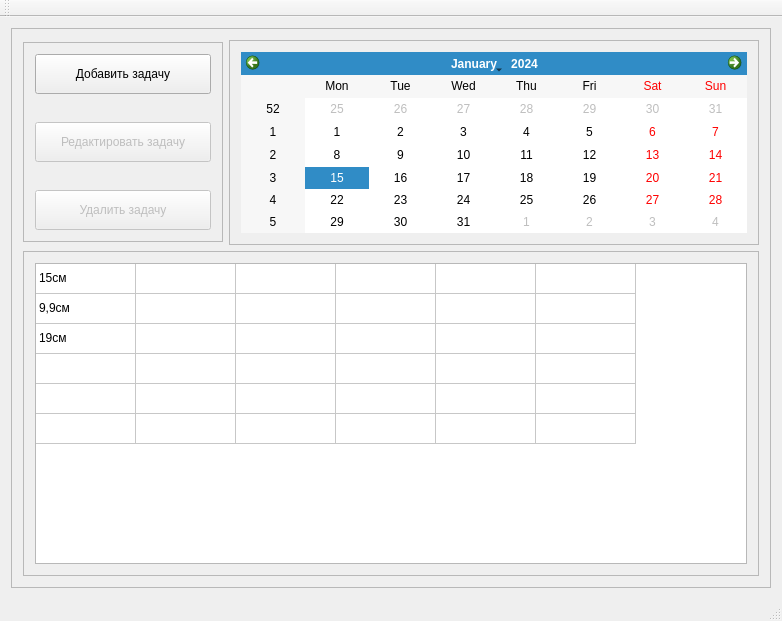
The window that src/mainwindow.ui (Gentser/Keknaizer) describes before a commit, drawn with Qt 5.
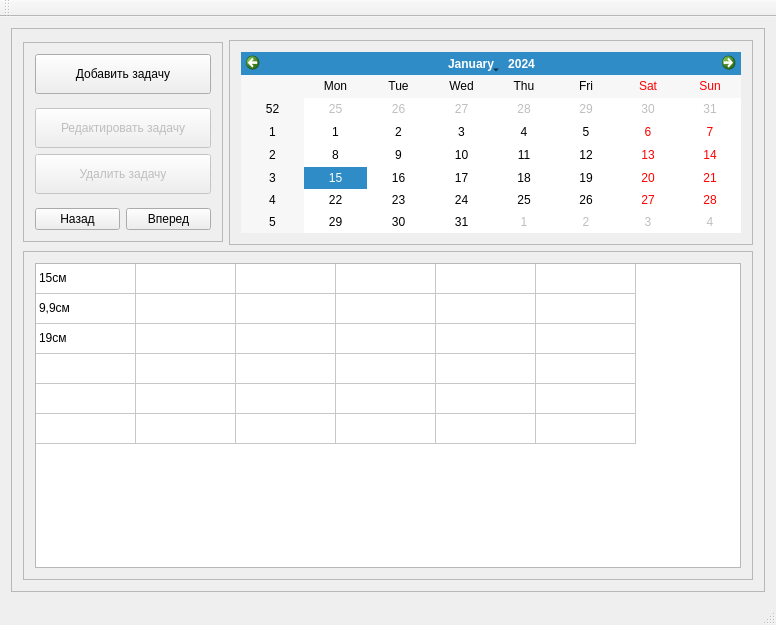
The same window after the commit.

Commit message:
TimeLine switch update #67
- Add buttons to switch TimeLine
- Add switch

The edit to the form file:
```diff
--- a/src/mainwindow.ui
+++ b/src/mainwindow.ui
@@ -6,8 +6,8 @@
    <rect>
     <x>0</x>
     <y>0</y>
-    <width>782</width>
-    <height>621</height>
+    <width>776</width>
+    <height>625</height>
    </rect>
   </property>
   <property name="windowTitle">
@@ -108,8 +108,8 @@
               </property>
               <property name="sizeHint" stdset="0">
                <size>
-                <width>20</width>
-                <height>40</height>
+                <width>173</width>
+                <height>13</height>
                </size>
               </property>
              </spacer>
@@ -136,6 +136,37 @@
               </property>
              </widget>
             </item>
+            <item>
+             <spacer name="verticalSpacer_3">
+              <property name="orientation">
+               <enum>Qt::Vertical</enum>
+              </property>
+              <property name="sizeHint" stdset="0">
+               <size>
+                <width>20</width>
+                <height>40</height>
+               </size>
+              </property>
+             </spacer>
+            </item>
+            <item>
+             <layout class="QHBoxLayout" name="horizontalLayout_2">
+              <item>
+               <widget class="QPushButton" name="pushButton_prevTimeLine">
+                <property name="text">
+                 <string>Назад</string>
+                </property>
+               </widget>
+              </item>
+              <item>
+               <widget class="QPushButton" name="pushButton_nextTimeLine">
+                <property name="text">
+                 <string>Вперед</string>
+                </property>
+               </widget>
+              </item>
+             </layout>
+            </item>
            </layout>
           </widget>
          </item>
```
Left out of the diff: 6 changed lines with no effect on the pictures. The commit also changes 2 other files.
